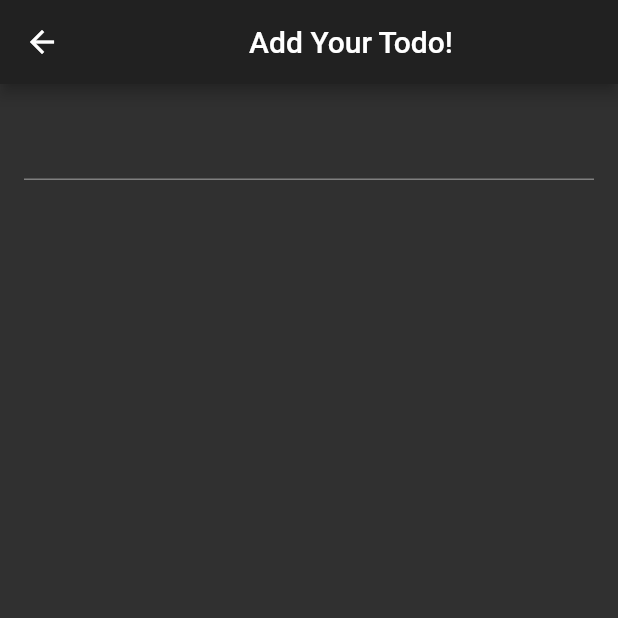
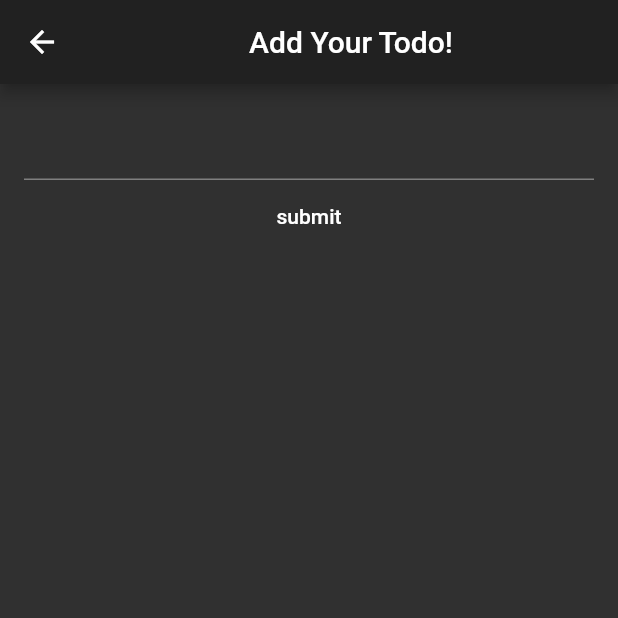
Before and after one commit to SzymanskiFilip/flutter-todo-app, a Flutter app: the AddingScreen screen opened directly, on a phone screen of 412 x 824 dp, the top half of it. Run offline on Flutter 3.47's test engine with Material 2 defaults, Android fonts, the phone set to English and light mode, and no system bars.

Commit message:
added a dummy button

```diff
--- a/todo/lib/adding_screen.dart
+++ b/todo/lib/adding_screen.dart
@@ -1,6 +1,8 @@
 import 'package:flutter/material.dart';
 
 class AddingScreen extends StatelessWidget {
+  final myController = TextEditingController();
+
   @override
   Widget build(BuildContext context) {
     return Scaffold(
@@ -9,7 +11,6 @@ class AddingScreen extends StatelessWidget {
       ),
       body: Center(
         child: Form(
-          key: _formKey,
           child: Column(
             children: <Widget>[
               Padding(
@@ -18,6 +19,10 @@ class AddingScreen extends StatelessWidget {
                   controller: myController,
                 ),
               ),
+              FlatButton(
+                child: Text("submit"),
+                onPressed: () {},
+              ),
             ],
           ),
         ),
```
